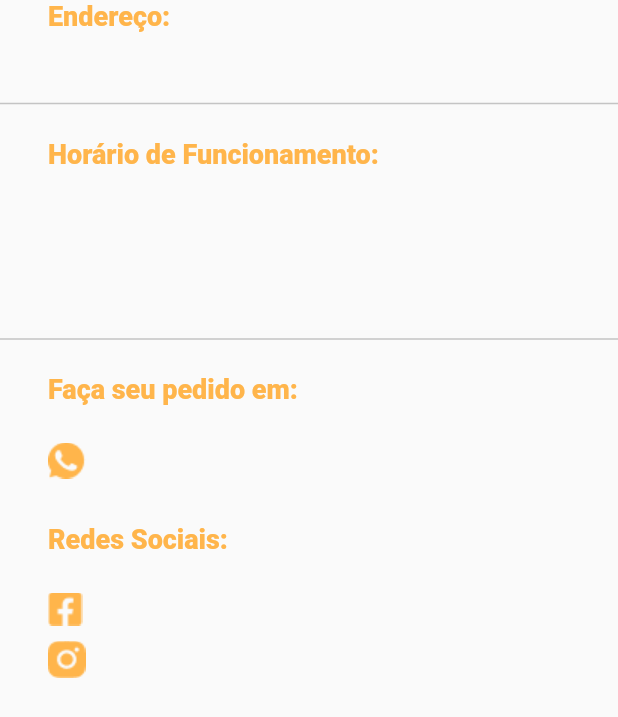
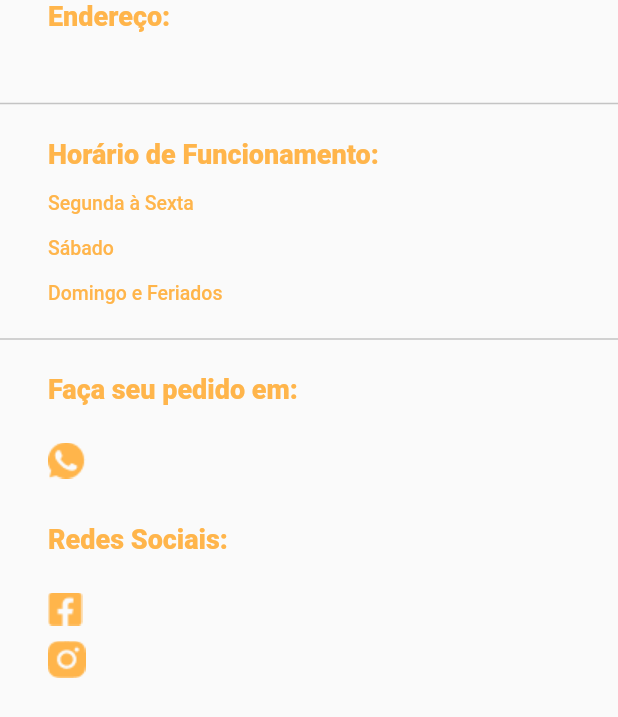
Before and after one commit to leojgpereira/pato-burguer-cliente, a Flutter app: the ContatoDetalhes widget shown alone on an empty page, opened directly with empty values, on a phone screen of 412 x 824 dp. Shown: the top 717 px of the screen. Run offline on Flutter 3.47's test engine with Material 2 defaults, Android fonts, the phone set to English and light mode, and no system bars; our stand-ins replace firebase_core; accounts and stored records are empty.

Commit message:
Carrega as informações de contato pelo Firebase

```diff
--- a/lib/main.dart
+++ b/lib/main.dart
@@ -1,7 +1,11 @@
+import 'package:firebase_core/firebase_core.dart';
 import 'package:flutter/material.dart';
 import 'package:patoburguer/screens/Contato.dart';
 
-void main() {
+void main() async {
+  WidgetsFlutterBinding.ensureInitialized();
+  await Firebase.initializeApp();
+
   runApp(PatoBurguerApp());
 }
 
--- a/lib/models/contato_info.dart
+++ /dev/null
@@ -1,19 +0,0 @@
-class ContatoInfo {
-  final String endereco;
-  final String hora1;
-  final String hora2;
-  final String hora3;
-  final String numero;
-  final String social1;
-  final String social2;
-
-  ContatoInfo (
-      this.endereco,
-      this.hora1,
-      this.hora2,
-      this.hora3,
-      this.numero,
-      this.social1,
-      this.social2,
-      );
-}
--- /dev/null
+++ b/lib/models/informacoes.dart
@@ -0,0 +1,21 @@
+class Informacoes {
+  final String id;
+  final String endereco;
+  final String horarioSegSex;
+  final String horarioSab;
+  final String horarioDomFer;
+  final String whatsapp;
+  final String facebook;
+  final String instagram;
+
+  Informacoes({
+    required this.id,
+    required this.endereco,
+    required this.horarioSegSex,
+    required this.horarioSab,
+    required this.horarioDomFer,
+    required this.whatsapp,
+    required this.facebook,
+    required this.instagram,
+  });
+}
--- a/lib/screens/Contato.dart
+++ b/lib/screens/Contato.dart
@@ -1,11 +1,8 @@
+import 'package:cloud_firestore/cloud_firestore.dart';
 import 'package:flutter/material.dart';
-import 'package:patoburguer/models/contato_info.dart';
+import 'package:patoburguer/models/informacoes.dart';
 
 class Contato extends StatelessWidget {
-  final ContatoInfo item;
-
-  Contato(this.item);
-
   @override
   Widget build(BuildContext context) {
     return Scaffold(
@@ -20,9 +17,11 @@ class Contato extends StatelessWidget {
         ),
         centerTitle: true,
         leading: IconButton(
-            icon: Icon(Icons.arrow_back_ios_rounded, color: Color(0xFFFFFFFF),),
-            onPressed: () {
-            },
+          icon: Icon(
+            Icons.arrow_back_ios_rounded,
+            color: Color(0xFFFFFFFF),
+          ),
+          onPressed: () {},
         ),
         elevation: 0,
         backgroundColor: Theme.of(context).primaryColor,
@@ -44,7 +43,38 @@ class Contato extends StatelessWidget {
                 topLeft: Radius.circular(15.0),
               ),
             ),
-            child: ContatoDetalhes(item),
+            child: FutureBuilder(
+              future:
+                  FirebaseFirestore.instance.collection('informacoes').get(),
+              builder: (BuildContext context, AsyncSnapshot<dynamic> snapshot) {
+                if (snapshot.hasError || snapshot.data.docs[0] == null) {
+                  return Center(
+                    child: Text('Erro ao buscar informações!'),
+                  );
+                }
+
+                if (snapshot.connectionState == ConnectionState.done) {
+                  Informacoes informacoes = Informacoes(
+                    id: snapshot.data.docs[0].id,
+                    endereco: snapshot.data.docs[0].get('endereco'),
+                    horarioSegSex: snapshot.data.docs[0].get('horarioSegSex'),
+                    horarioSab: snapshot.data.docs[0].get('horarioSab'),
+                    horarioDomFer: snapshot.data.docs[0].get('horarioDomFer'),
+                    whatsapp: snapshot.data.docs[0].get('whatsapp'),
+                    facebook: snapshot.data.docs[0].get('facebook'),
+                    instagram: snapshot.data.docs[0].get('instagram'),
+                  );
+
+                  return ContatoDetalhes(informacoes);
+                }
+
+                return Center(
+                  child: CircularProgressIndicator(
+                    color: Theme.of(context).primaryColor,
+                  ),
+                );
+              },
+            ),
           ),
         ),
       ),
@@ -53,7 +83,7 @@ class Contato extends StatelessWidget {
 }
 
 class ContatoDetalhes extends StatelessWidget {
-  final ContatoInfo item;
+  final Informacoes item;
 
   ContatoDetalhes(this.item);
 
@@ -112,13 +142,26 @@ class ContatoDetalhes extends StatelessWidget {
           padding: const EdgeInsets.only(top: 15, left: 32, right: 32),
           child: Align(
             alignment: Alignment.topLeft,
-            child: Text(
-              item.hora1,
+            child: Row(
+              mainAxisAlignment: MainAxisAlignment.spaceBetween,
+              children: [
+                Text(
+                  'Segunda à Sexta',
                   style: TextStyle(
                     fontWeight: FontWeight.w500,
                     color: Color(0xFFFFB54B),
                     fontSize: 13.0,
                   ),
+                ),
+                Text(
+                  item.horarioSegSex,
+                  style: TextStyle(
+                    fontWeight: FontWeight.w500,
+                    color: Color(0xFFFFB54B),
+                    fontSize: 13.0,
+                  ),
+                ),
+              ],
             ),
           ),
         ),
@@ -126,27 +169,54 @@ class ContatoDetalhes extends StatelessWidget {
           padding: const EdgeInsets.only(top: 15, left: 32, right: 32),
           child: Align(
             alignment: Alignment.topLeft,
-            child: Text(
-              item.hora2,
+            child: Row(
+              mainAxisAlignment: MainAxisAlignment.spaceBetween,
+              children: [
+                Text(
+                  'Sábado',
                   style: TextStyle(
                     fontWeight: FontWeight.w500,
                     color: Color(0xFFFFB54B),
                     fontSize: 13.0,
                   ),
                 ),
-          ),
-        ),
-        Padding(
-          padding: const EdgeInsets.only(top: 15, bottom: 15, left: 32, right: 32),
-          child: Align(
-            alignment: Alignment.topLeft,
-            child: Text(
-              item.hora3,
+                Text(
+                  item.horarioSab,
                   style: TextStyle(
                     fontWeight: FontWeight.w500,
                     color: Color(0xFFFFB54B),
                     fontSize: 13.0,
                   ),
+                ),
+              ],
+            ),
+          ),
+        ),
+        Padding(
+          padding:
+              const EdgeInsets.only(top: 15, bottom: 15, left: 32, right: 32),
+          child: Align(
+            alignment: Alignment.topLeft,
+            child: Row(
+              mainAxisAlignment: MainAxisAlignment.spaceBetween,
+              children: [
+                Text(
+                  'Domingo e Feriados',
+                  style: TextStyle(
+                    fontWeight: FontWeight.w500,
+                    color: Color(0xFFFFB54B),
+                    fontSize: 13.0,
+                  ),
+                ),
+                Text(
+                  item.horarioDomFer,
+                  style: TextStyle(
+                    fontWeight: FontWeight.w500,
+                    color: Color(0xFFFFB54B),
+                    fontSize: 13.0,
+                  ),
+                ),
+              ],
             ),
           ),
         ),
@@ -179,7 +249,7 @@ class ContatoDetalhes extends StatelessWidget {
                   child: Image.asset('assets/imagens/Whats.png'),
                 ),
                 Text(
-                item.numero,
+                  item.whatsapp,
                   style: TextStyle(
                     fontWeight: FontWeight.w500,
                     color: Color(0xFFFFB54B),
@@ -215,7 +285,7 @@ class ContatoDetalhes extends StatelessWidget {
                   child: Image.asset('assets/imagens/Facebook.png'),
                 ),
                 Text(
-                  item.social1,
+                  item.facebook,
                   style: TextStyle(
                     fontWeight: FontWeight.w500,
                     color: Color(0xFFFFB54B),
@@ -237,7 +307,7 @@ class ContatoDetalhes extends StatelessWidget {
                   child: Image.asset('assets/imagens/Instagram.png'),
                 ),
                 Text(
-                  item.social2,
+                  item.instagram,
                   style: TextStyle(
                     fontWeight: FontWeight.w500,
                     color: Color(0xFFFFB54B),
--- a/pubspec.yaml
+++ b/pubspec.yaml
@@ -29,6 +29,8 @@ environment:
 dependencies:
   flutter:
     sdk: flutter
+  firebase_core: ^1.7.0
+  cloud_firestore: ^2.5.3
 
 
   # The following adds the Cupertino Icons font to your application.
@@ -59,9 +61,7 @@ flutter:
 
   # To add assets to your application, add an assets section, like this:
   assets:
-    - assets/imagens/Facebook.png
-    - assets/imagens/Instagram.png
-    - assets/imagens/Whats.png
+    - assets/imagens/
 
   # An image asset can refer to one or more resolution-specific "variants", see
   # https://flutter.dev/assets-and-images/#resolution-aware.
```
Also changed, not shown: pubspec.lock, 3 other files. Lines whose indentation alone changed are shown as unchanged.
